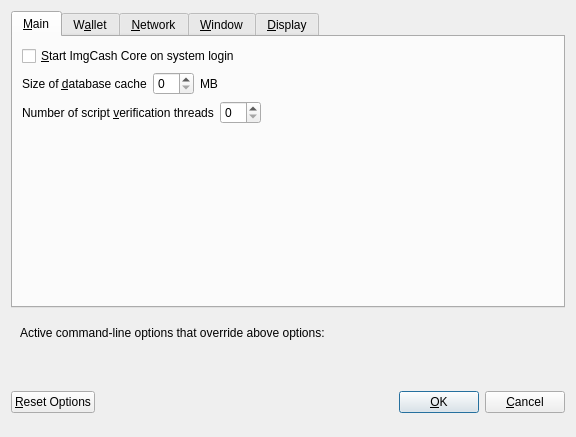
Old version of the form src/qt/forms/optionsdialog.ui in the repository mceme/ImageCoin.
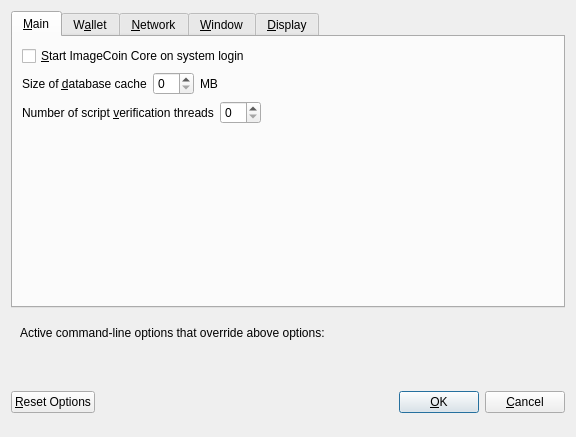
New version of the form. The open tabs and pages were chosen to show the change. Custom widgets are drawn as their Qt base class.

Diff of the .ui file:
```diff
--- a/src/qt/forms/optionsdialog.ui
+++ b/src/qt/forms/optionsdialog.ui
@@ -33,7 +33,7 @@
           <string>Automatically start IMGCash Core after logging in to the system.</string>
          </property>
          <property name="text">
-          <string>&amp;Start ImgCash Core on system login</string>
+          <string>&amp;Start ImageCoin Core on system login</string>
          </property>
         </widget>
        </item>
```
Left out of the diff: 8 changed lines with no effect on the pictures.
